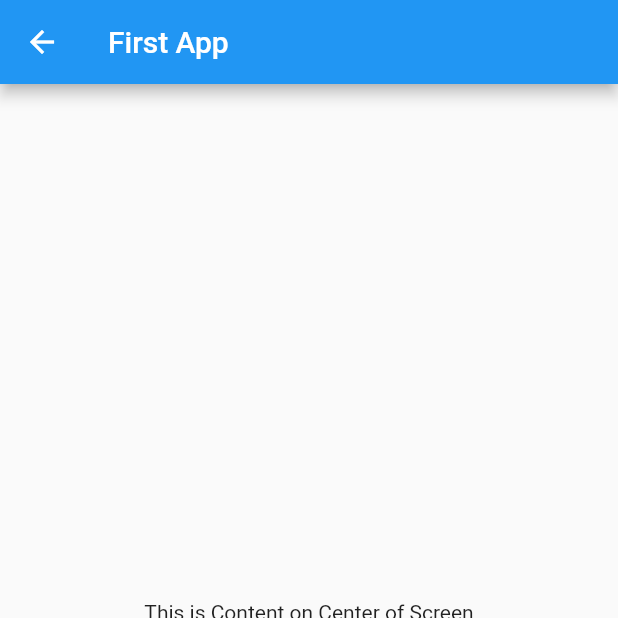
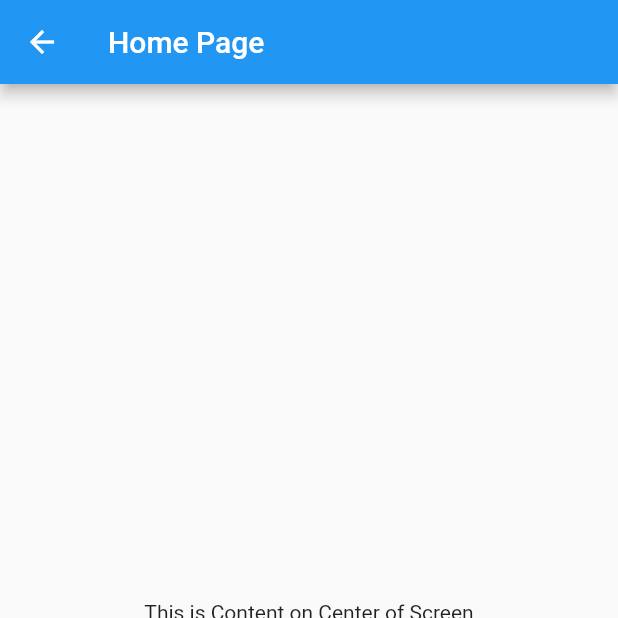
Before and after one commit to ilhamgusti/learning_flutter_beginner, a Flutter app: the HomePage screen opened directly, on a phone screen of 412 x 824 dp, the top half of it. Run offline on Flutter 3.47's test engine with Material 2 defaults, Android fonts, the light colour scheme and no system bars.

Commit message:
rename title to home page

```diff
--- a/lib/main.dart
+++ b/lib/main.dart
@@ -22,7 +22,7 @@ class HomePage extends StatelessWidget {
   Widget build(BuildContext context) {
     return Scaffold(
       appBar: AppBar(
-        title: const Text("First App"),
+        title: const Text("Home Page"),
       ),
       body: Center(
         child: Column(
```
